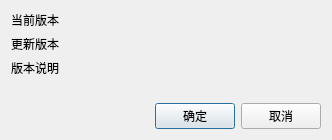
This is src/Tools/Tools_Update/src/ConfirmUpdateDialog.ui in x-tools-author/x-tools as Qt 5 draws it before an edit. The edited form follows.
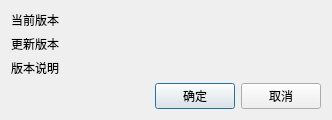
This is the edited form.

Commit message: 更改布局

```diff
--- a/src/Tools/Tools_Update/src/ConfirmUpdateDialog.ui
+++ b/src/Tools/Tools_Update/src/ConfirmUpdateDialog.ui
@@ -7,7 +7,7 @@
     <x>0</x>
     <y>0</y>
     <width>332</width>
-    <height>115</height>
+    <height>119</height>
    </rect>
   </property>
   <property name="windowTitle">
@@ -27,16 +27,6 @@
      </property>
     </widget>
    </item>
-   <item row="3" column="0" colspan="2">
-    <widget class="QLabel" name="labelDescription">
-     <property name="text">
-      <string/>
-     </property>
-     <property name="wordWrap">
-      <bool>true</bool>
-     </property>
-    </widget>
-   </item>
    <item row="2" column="0">
     <widget class="QLabel" name="label_5">
      <property name="text">
@@ -121,6 +111,16 @@
      </layout>
     </widget>
    </item>
+   <item row="2" column="1">
+    <widget class="QLabel" name="labelDescription">
+     <property name="text">
+      <string/>
+     </property>
+     <property name="wordWrap">
+      <bool>true</bool>
+     </property>
+    </widget>
+   </item>
   </layout>
  </widget>
  <resources/>
```
